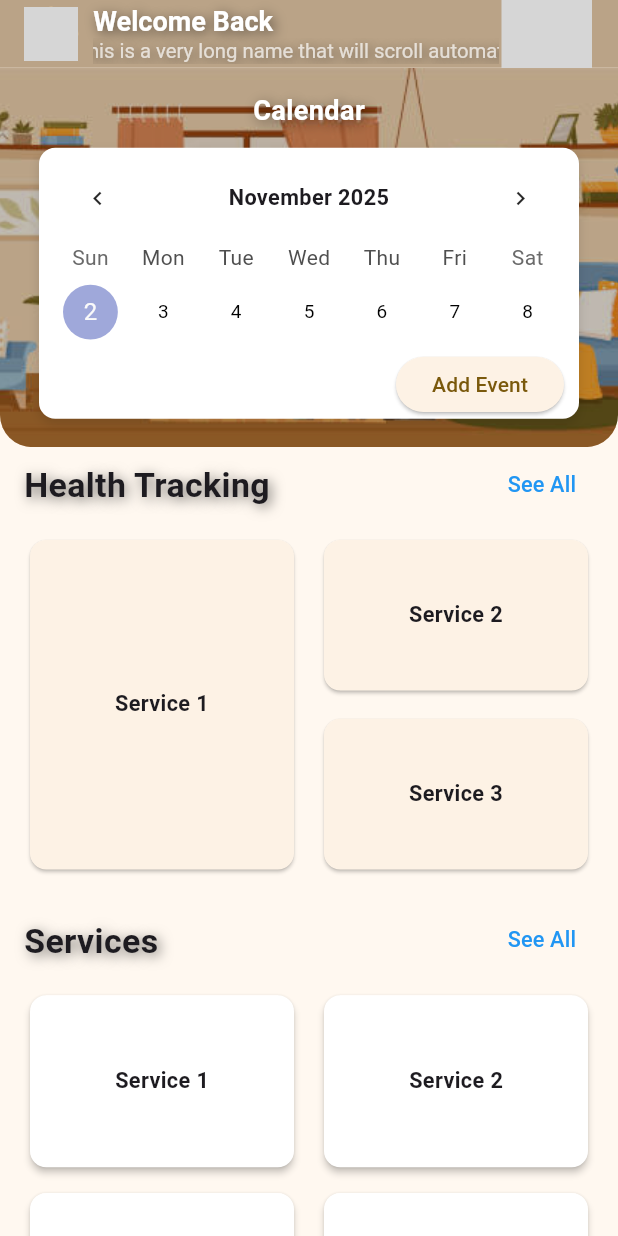
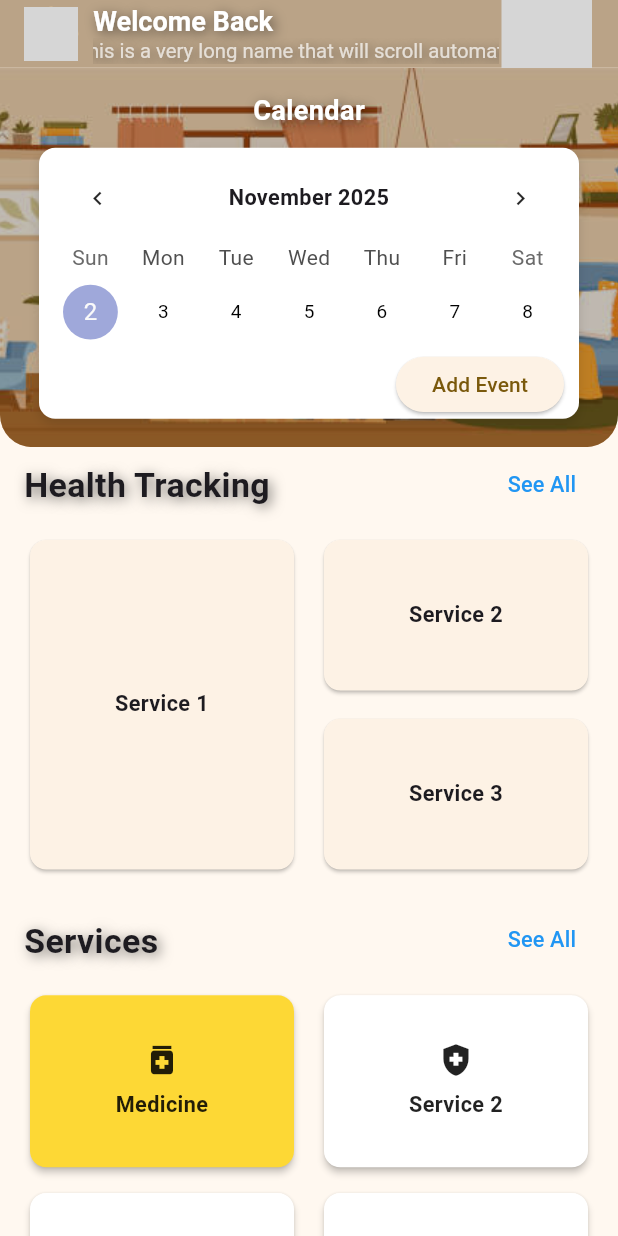
Before and after one commit to Jim030123/CareLink, a Flutter app: the screen it shows after launch, on a phone screen of 412 x 824 dp. Run offline on Flutter 3.47's test engine with Material 3 defaults, Android fonts, the phone set to English and light mode, and no system bars; drawn by our look-alikes of table_calendar; our stand-ins replace flutter_screenutil, flutter_svg, google_fonts; network calls fail; grey boxes are pictures that could not be loaded.

Commit message:
Home 50%

```diff
--- /dev/null
+++ b/lib/models/home_service.dart
@@ -0,0 +1,15 @@
+import 'package:flutter/material.dart';
+
+class Service {
+  final String title;
+  final IconData icon;
+  final Color color;
+  final VoidCallback? onTap;
+
+  Service({
+    required this.title,
+    required this.icon,
+    required this.color,
+    this.onTap,
+  });
+}
--- a/lib/screens/home_page.dart
+++ b/lib/screens/home_page.dart
@@ -1,5 +1,6 @@
 import 'package:carelink_mobile/components/home_appbar.dart';
 import 'package:carelink_mobile/components/home_calendar.dart';
+import 'package:carelink_mobile/models/home_service.dart';
 import 'package:flutter/material.dart';
 import 'package:flutter_screenutil/flutter_screenutil.dart';
 
@@ -13,6 +14,23 @@ class HomePage extends StatefulWidget {
 class _HomePageState extends State<HomePage> {
   final List<bool> _isSelected = [true, false];
 
+  final List<Service> services = [
+    Service(
+      title: 'Medicine',
+      icon: Icons.medication, // 或 Icons.local_pharmacy / Icons.medical_services
+      color: Colors.yellow.shade600,
+      onTap: () {
+        // TODO: medicine action
+      },
+    ),
+    // 其余示例项，按需替换
+    for (var i = 2; i <= 15; i++)
+      Service(
+        title: 'Service $i',
+        icon: Icons.health_and_safety,
+        color: Colors.white,
+      ),
+  ];
   @override
   Widget build(BuildContext context) {
     return Scaffold(
@@ -144,14 +162,21 @@ class _HomePageState extends State<HomePage> {
                 (context, groupIndex) {
                   // 总数据（替换成你的真实数据源）
                   const total = 3;
-                  final services = List.generate(total, (i) => 'Service ${i + 1}');
+                  final services = List.generate(
+                    total,
+                    (i) => 'Service ${i + 1}',
+                  );
 
                   final base = groupIndex * 3;
                   if (base >= services.length) return null;
 
                   final leftLabel = services[base];
-                  final rightTopLabel = base + 1 < services.length ? services[base + 1] : null;
-                  final rightBottomLabel = base + 2 < services.length ? services[base + 2] : null;
+                  final rightTopLabel = base + 1 < services.length
+                      ? services[base + 1]
+                      : null;
+                  final rightBottomLabel = base + 2 < services.length
+                      ? services[base + 2]
+                      : null;
 
                   final spacingW = 12.w;
                   final spacingV = 12.h;
@@ -162,12 +187,17 @@ class _HomePageState extends State<HomePage> {
                     return SizedBox(
                       height: isBig ? bigTileHeight : smallTileHeight,
                       child: Card(
-                        shape: RoundedRectangleBorder(borderRadius: BorderRadius.circular(12.r)),
+                        shape: RoundedRectangleBorder(
+                          borderRadius: BorderRadius.circular(12.r),
+                        ),
                         child: Center(
                           child: Text(
                             label,
                             textAlign: TextAlign.center,
-                            style: TextStyle(fontSize: 16.sp, fontWeight: FontWeight.w600),
+                            style: TextStyle(
+                              fontSize: 16.sp,
+                              fontWeight: FontWeight.w600,
+                            ),
                           ),
                         ),
                       ),
@@ -214,8 +244,6 @@ class _HomePageState extends State<HomePage> {
               ),
             ),
           ),
-
-
 
           SliverPersistentHeader(
             pinned: true,
@@ -270,40 +298,65 @@ class _HomePageState extends State<HomePage> {
             sliver: SliverGrid(
               gridDelegate: SliverGridDelegateWithFixedCrossAxisCount(
                 crossAxisCount: 2,
-                childAspectRatio: 3/2,
+                childAspectRatio: 3 / 2,
                 mainAxisSpacing: 10.h,
                 crossAxisSpacing: 12.w,
               ),
-              delegate: SliverChildBuilderDelegate(
-                (context, index) {
+              delegate: SliverChildBuilderDelegate((context, index) {
+                final service = services[index];
+                final bool useDarkText = service.color.computeLuminance() > 0.5;
                 return Padding(
                   padding: EdgeInsets.all(4.w),
                   child: Material(
                     elevation: 2,
                     borderRadius: BorderRadius.circular(12.r),
-                      color: Colors.white,
+                    color: service.color,
                     child: InkWell(
                       borderRadius: BorderRadius.circular(12.r),
-                        splashColor: Colors.blue.withOpacity(0.15),
-                        highlightColor: Colors.blue.withOpacity(0.08),
-                        onTap: () {
-                          // TODO: handle tap
+                      splashColor: Colors.black12,
+                      onTap:
+                          service.onTap ??
+                          () {
+                            ScaffoldMessenger.of(context).showSnackBar(
+                              SnackBar(
+                                content: Text('Tapped ${service.title}'),
+                              ),
+                            );
                           },
                       child: Container(
-                          padding: EdgeInsets.symmetric(vertical: 12.h, horizontal: 8.w),
-                          child: Center(
-                            child: Text(
-                              'Service ${index + 1}',
-                              style: TextStyle(fontSize: 16.sp, fontWeight: FontWeight.w600),
+                        padding: EdgeInsets.symmetric(
+                          vertical: 12.h,
+                          horizontal: 8.w,
                         ),
+                        child: Column(
+                          mainAxisAlignment: MainAxisAlignment.center,
+                          children: [
+                            Icon(
+                              service.icon,
+                              size: 28.sp,
+                              color: useDarkText
+                                  ? Colors.black87
+                                  : Colors.white,
+                            ),
+                            SizedBox(height: 8.h),
+                            Text(
+                              service.title,
+                              textAlign: TextAlign.center,
+                              style: TextStyle(
+                                fontSize: 16.sp,
+                                fontWeight: FontWeight.w600,
+                                color: useDarkText
+                                    ? Colors.black87
+                                    : Colors.white,
+                              ),
+                            ),
+                          ],
                         ),
                       ),
                     ),
                   ),
                 );
-                },
-                childCount: 15,
-              ),
+              }, childCount: 15),
             ),
           ),
         ],
```
Also changed, not shown: lib/models/app_bar_button.dart (deleted). Lines whose indentation alone changed are shown as unchanged.
